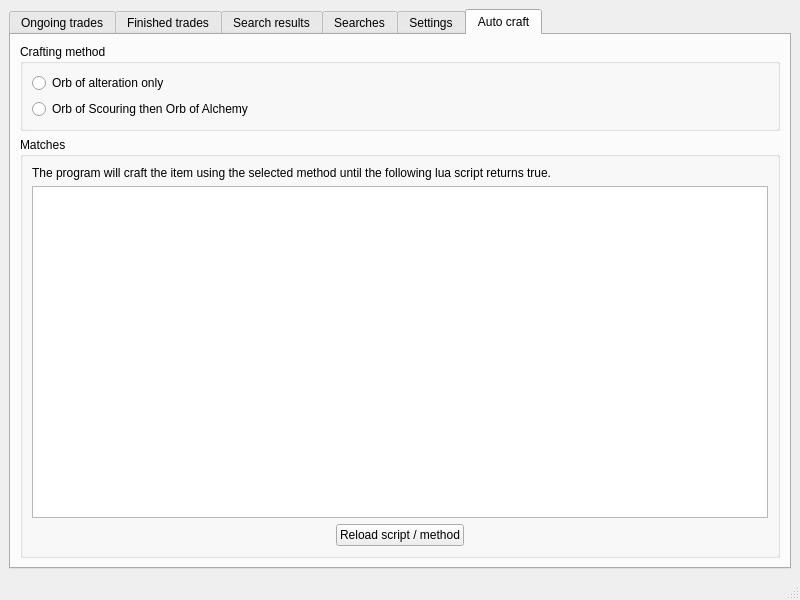
First picture: the form in mainwindow.ui, repository azais-corentin/StillSane, before the edit.
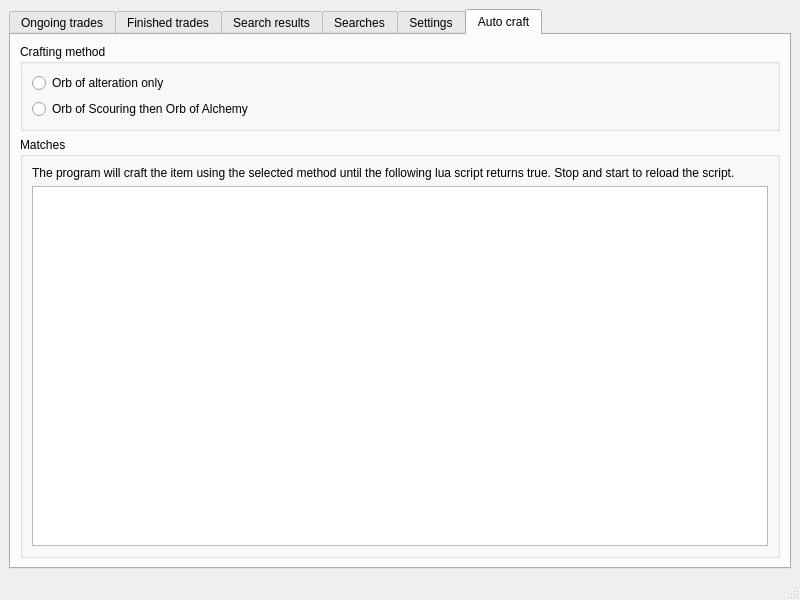
Second picture: the form after the edit.

Commit message: Setup lua editor ui without logic, and add craft classes

```diff
--- a/mainwindow.ui
+++ b/mainwindow.ui
@@ -204,49 +204,16 @@
            <string>Matches</string>
           </property>
           <layout class="QGridLayout" name="gridLayout_8">
-           <item row="2" column="1">
-            <widget class="QPushButton" name="bReloadLua">
-             <property name="text">
-              <string>Reload script / method</string>
-             </property>
-            </widget>
-           </item>
-           <item row="2" column="0">
-            <spacer name="horizontalSpacer">
-             <property name="orientation">
-              <enum>Qt::Horizontal</enum>
-             </property>
-             <property name="sizeHint" stdset="0">
-              <size>
-               <width>40</width>
-               <height>20</height>
-              </size>
-             </property>
-            </spacer>
-           </item>
-           <item row="2" column="2">
-            <spacer name="horizontalSpacer_2">
-             <property name="orientation">
-              <enum>Qt::Horizontal</enum>
-             </property>
-             <property name="sizeHint" stdset="0">
-              <size>
-               <width>40</width>
-               <height>20</height>
-              </size>
-             </property>
-            </spacer>
-           </item>
-           <item row="1" column="0" colspan="3">
-            <widget class="QTextEdit" name="eLua"/>
-           </item>
-           <item row="0" column="0" colspan="3">
+           <item row="0" column="0" colspan="2">
             <widget class="QLabel" name="lMatchesHelp">
              <property name="text">
-              <string>The program will craft the item using the selected method until the following lua script returns true.</string>
+              <string>The program will craft the item using the selected method until the following lua script returns true. Stop and start to reload the script.</string>
              </property>
             </widget>
            </item>
+           <item row="1" column="0" colspan="2">
+            <widget class="QTextEdit" name="eLua"/>
+           </item>
           </layout>
          </widget>
         </item>
```
The commit also changes 8 other files.
